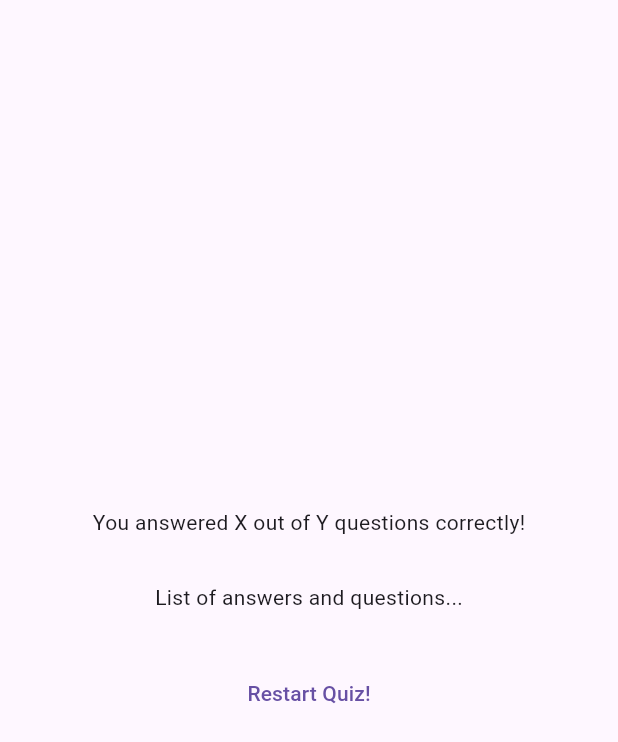
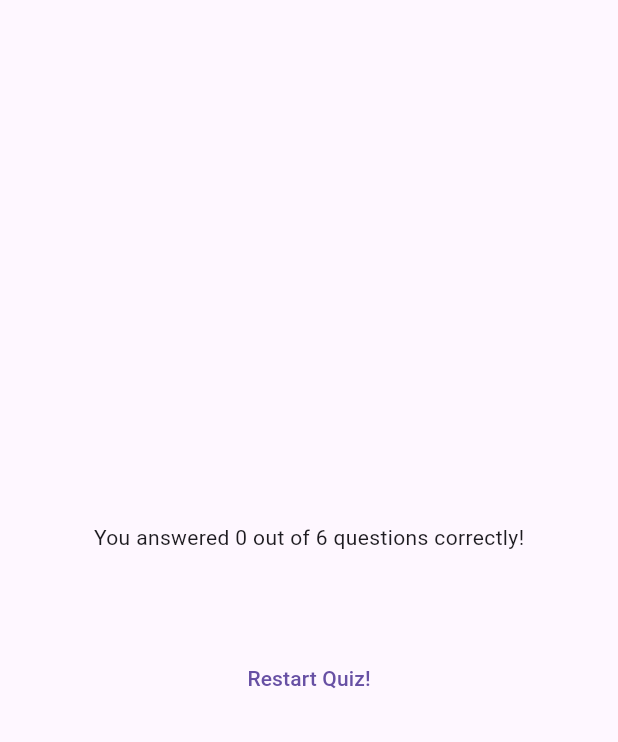
Before and after one commit to Belchenkov/flutter_quiz_app_updated, a Flutter app: the ResultsScreen widget shown alone on an empty page, opened directly with empty values, on a phone screen of 412 x 824 dp. Shown: the top 742 px of the screen. Run offline on Flutter 3.47's test engine with Material 3 defaults, Android fonts, the light colour scheme and no system bars; our stand-ins replace google_fonts.

Commit message:
Filter & Analyzing Lists

```diff
--- a/lib/results_screen.dart
+++ b/lib/results_screen.dart
@@ -1,6 +1,7 @@
 import 'package:flutter/material.dart';
 
 import 'package:quiz_updated/data/questions.dart';
+import 'package:quiz_updated/questions_summary.dart';
 
 class ResultsScreen extends StatelessWidget {
   const ResultsScreen({
@@ -27,6 +28,12 @@ class ResultsScreen extends StatelessWidget {
 
   @override
   Widget build(BuildContext context) {
+    final summaryData = getSummaryData();
+    final numTotalQuestions = questions.length;
+    final numCorrectQuestions = summaryData.where((data) {
+      return data['user_answer'] == data['correct_answer'];
+    }).length;
+
     return SizedBox(
       width: double.infinity,
       child: Container(
@@ -34,9 +41,9 @@ class ResultsScreen extends StatelessWidget {
         child: Column(
             mainAxisAlignment: MainAxisAlignment.center,
             children: [
-              const Text('You answered X out of Y questions correctly!'),
+              Text('You answered $numCorrectQuestions out of $numTotalQuestions questions correctly!',),
               const SizedBox(height: 30,),
-              const Text('List of answers and questions...'),
+              QuestionsSummary(summaryData),
               const SizedBox(height: 30,),
               TextButton(
                   onPressed: () {},
```
Also changed, not shown: lib/questions_summary.dart (+16 -5 lines), pubspec.lock, 3 other files.
